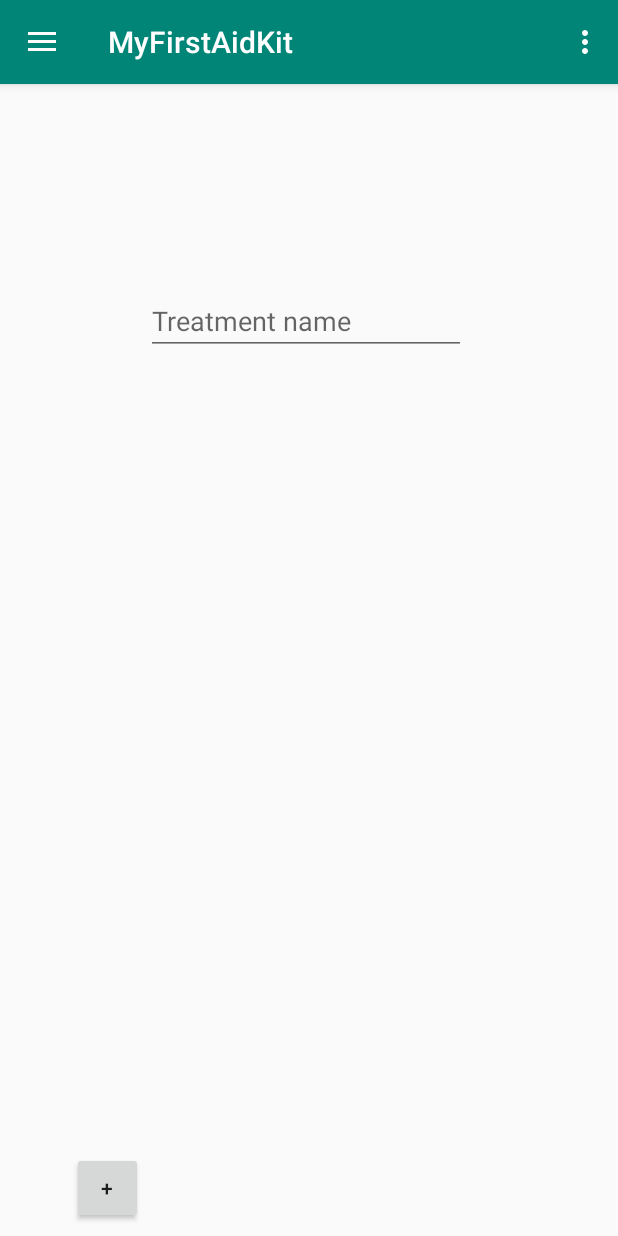
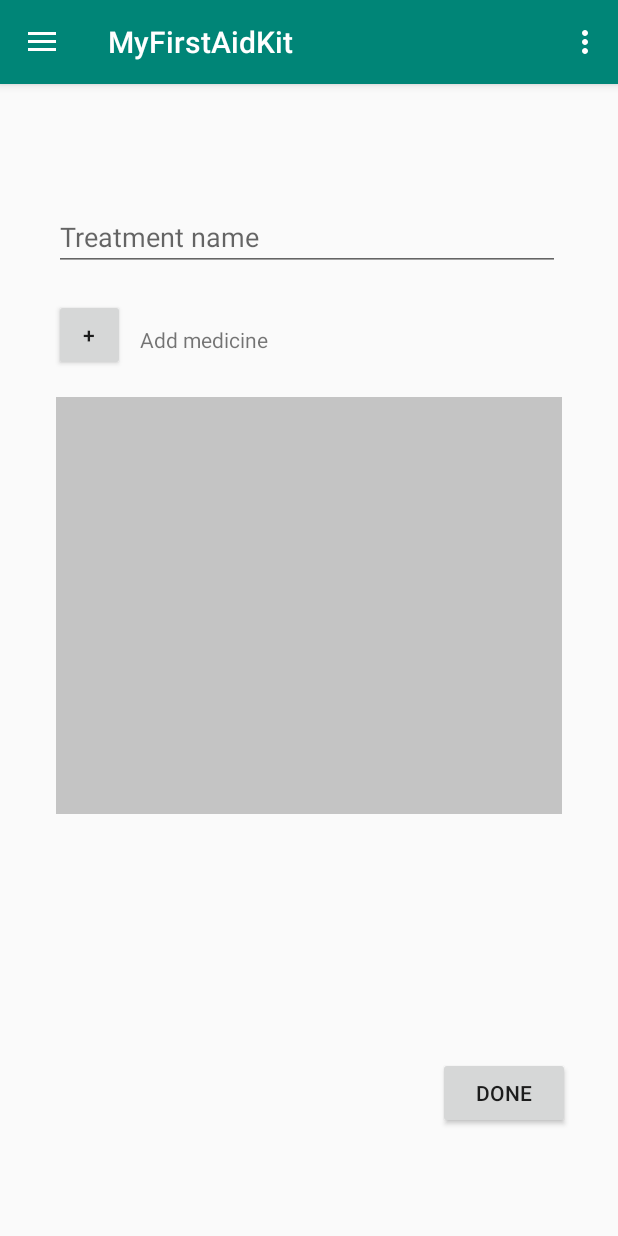
Before and after one commit to marinagot/MyFirstAidKitJ, an Android app: the treatment_edit screen opened through its navigation route, on a phone screen of 412 x 824 dp. Run offline under Robolectric (Android 15) with nearby library versions, the phone set to English and light mode, and no system bars; our stand-ins replace Room's generated code.

Commit message:
Interfaz funcional de popup
pendiente de guardar en una lista las medicinas y mostrarlas en pantalla (y todo lo siguiente)

```diff
--- a/app/src/main/java/com/example/myfirstaidkit/treatment_edit.java
+++ b/app/src/main/java/com/example/myfirstaidkit/treatment_edit.java
@@ -10,7 +10,9 @@ import android.support.v4.app.Fragment;
 import android.view.LayoutInflater;
 import android.view.View;
 import android.view.ViewGroup;
+import android.widget.ArrayAdapter;
 import android.widget.Button;
+import android.widget.CalendarView;
 import android.widget.EditText;
 import android.widget.Spinner;
 
@@ -18,6 +20,9 @@ import com.example.myfirstaidkit.data.DataBaseOperations;
 import com.example.myfirstaidkit.data.Treatment;
 
 import androidx.navigation.Navigation;
+
+import java.util.ArrayList;
+import java.util.List;
 
 
 /**
@@ -47,6 +52,12 @@ public class treatment_edit extends Fragment {
     DataBaseOperations us;
     Treatment treatment = new Treatment();
     View viewCA, alert;
+
+    List<String> medicineList;
+
+    Spinner listMedicines;
+    EditText period;
+    CalendarView endDate;
 
     public treatment_edit() {
         // Required empty public constructor
@@ -100,8 +111,13 @@ public class treatment_edit extends Fragment {
         // Inflate the layout for this fragment
         viewCA = inflater.inflate(R.layout.fragment_treatment_edit, container, false);
         alert = inflater.inflate(R.layout.alert_treatments, null, false);
+        us = DataBaseOperations.get_Instance(getContext());
 
-        us = DataBaseOperations.get_Instance(getContext());
+        medicineList = new ArrayList<>();
+        medicineList.add("list 1");
+        medicineList.add("list 2");
+        medicineList.add("list 3");
+
 
         Button btnAdd = viewCA.findViewById(R.id.btn_treatment_edit_add);
 
@@ -109,18 +125,27 @@ public class treatment_edit extends Fragment {
             @Override
             public void onClick(View v) {
 
-//                Spinner listMedicines = alert.findViewById(R.id.list_medicines);
-//                EditText period = alert.findViewById(R.id.txt_edit_medicine_num);
-//                EditText endDate = alert.findViewById(R.id.medicine_edit_expire_date);
-//
-//
-//                new AlertDialog.Builder(getContext()).setView(alert)
-//                .setTitle("Insert new medicine")
-//                .setPositiveButton("Save", new DialogInterface.OnClickListener() {
-//                    public void onClick(DialogInterface dialog, int id) {
-//                        dialog.dismiss();
-//                    }
-//                }).show();
+                alert = LayoutInflater.from(getContext()).inflate(R.layout.alert_treatments, null);
+
+                listMedicines = alert.findViewById(R.id.list_medicines);
+                period = alert.findViewById(R.id.txt_edit_medicine_num);
+                endDate = alert.findViewById(R.id.medicine_edit_expire_date);
+
+                ArrayAdapter<String> dataAdapter = new ArrayAdapter<>(getContext(), android.R.layout.simple_spinner_item, medicineList);
+                dataAdapter.setDropDownViewResource(android.R.layout.simple_spinner_dropdown_item);
+                listMedicines.setAdapter(dataAdapter);
+
+
+                new AlertDialog.Builder(getContext()).setView(alert)
+                .setTitle("Insert new medicine")
+                .setPositiveButton("Save", new DialogInterface.OnClickListener() {
+                    public void onClick(DialogInterface dialog, int id) {
+
+                        //Logica de guardado en la lista general
+                        String a = period.getText().toString();
+                        dialog.dismiss();
+                    }
+                }).show();
             }
         });
 
--- a/app/src/main/res/layout/fragment_treatment_edit.xml
+++ b/app/src/main/res/layout/fragment_treatment_edit.xml
@@ -10,21 +10,21 @@
 
     <EditText
         android:id="@+id/txt_treatment_name"
-        android:layout_width="wrap_content"
-        android:layout_height="wrap_content"
+        android:layout_width="337dp"
+        android:layout_height="45dp"
         android:layout_marginStart="8dp"
         android:layout_marginTop="8dp"
         android:layout_marginEnd="8dp"
         android:layout_marginBottom="8dp"
         android:ems="10"
+        android:hint="@string/edit_treatment_name"
         android:inputType="textPersonName"
-        android:hint="@string/edit_treatment_name"
         app:layout_constraintBottom_toBottomOf="parent"
         app:layout_constraintEnd_toEndOf="parent"
-        app:layout_constraintHorizontal_bias="0.489"
+        app:layout_constraintHorizontal_bias="0.482"
         app:layout_constraintStart_toStartOf="parent"
         app:layout_constraintTop_toTopOf="parent"
-        app:layout_constraintVertical_bias="0.18" />
+        app:layout_constraintVertical_bias="0.101" />
 
     <Button
         android:id="@+id/btn_treatment_edit_add"
@@ -37,10 +37,39 @@
         android:text="@string/edit_treatment_btn_add"
         app:layout_constraintBottom_toBottomOf="parent"
         app:layout_constraintEnd_toEndOf="parent"
-        app:layout_constraintHorizontal_bias="0.114"
+        app:layout_constraintHorizontal_bias="0.08"
         app:layout_constraintStart_toStartOf="parent"
-        app:layout_constraintTop_toBottomOf="@+id/medicine_edit_expire_date"
-        app:layout_constraintVertical_bias="0.082" />
+        app:layout_constraintTop_toBottomOf="@+id/txt_treatment_name"
+        app:layout_constraintVertical_bias="0.018" />
+
+    <TextView
+        android:id="@+id/lbl_edit_medicine_type"
+        android:layout_width="wrap_content"
+        android:layout_height="wrap_content"
+        android:layout_marginStart="8dp"
+        android:layout_marginTop="8dp"
+        android:layout_marginEnd="8dp"
+        android:layout_marginBottom="8dp"
+        android:text="@string/edit_treatment_lbl_medicine3"
+        app:layout_constraintBottom_toBottomOf="parent"
+        app:layout_constraintEnd_toEndOf="parent"
+        app:layout_constraintHorizontal_bias="0.275"
+        app:layout_constraintStart_toStartOf="parent"
+        app:layout_constraintTop_toTopOf="parent"
+        app:layout_constraintVertical_bias="0.208" />
+
+    <ListView
+        android:background="@color/cardview_shadow_start_color"
+        android:layout_width="337dp"
+        android:layout_height="278dp"
+        android:layout_marginStart="8dp"
+        android:layout_marginEnd="8dp"
+        android:layout_marginBottom="8dp"
+        app:layout_constraintBottom_toBottomOf="parent"
+        app:layout_constraintEnd_toEndOf="parent"
+        app:layout_constraintStart_toStartOf="parent"
+        app:layout_constraintTop_toBottomOf="@+id/btn_treatment_edit_add"
+        app:layout_constraintVertical_bias="0.059" />
 
     <Button
         android:id="@+id/btn_treatment_edit_done"
@@ -53,9 +82,9 @@
         android:text="@string/btn_done"
         app:layout_constraintBottom_toBottomOf="parent"
         app:layout_constraintEnd_toEndOf="parent"
-        app:layout_constraintHorizontal_bias="0.905"
+        app:layout_constraintHorizontal_bias="0.921"
         app:layout_constraintStart_toStartOf="parent"
         app:layout_constraintTop_toBottomOf="@+id/btn_treatment_edit_add"
-        app:layout_constraintVertical_bias="0.688" />
+        app:layout_constraintVertical_bias="0.877" />
 
 </android.support.constraint.ConstraintLayout>
--- a/app/src/main/res/values/strings.xml
+++ b/app/src/main/res/values/strings.xml
@@ -44,6 +44,8 @@
 
     <string name="edit_treatment_name">Treatment name</string>
     <string name="edit_treatment_lbl_medicine">Choose one medicine</string>
+    <string name="edit_treatment_lbl_medicine2">Select a date of ending</string>
+    <string name="edit_treatment_lbl_medicine3">Add medicine</string>
     <string name="edit_treatment_lbl_freq">Every</string>
     <string name="edit_treatment_lbl_freq_unit">hours</string>
     <string name="edit_treatment_txt_num">0</string>
```
Also changed, not shown: app/src/main/res/layout/alert_treatments.xml (+49 -23 lines).
